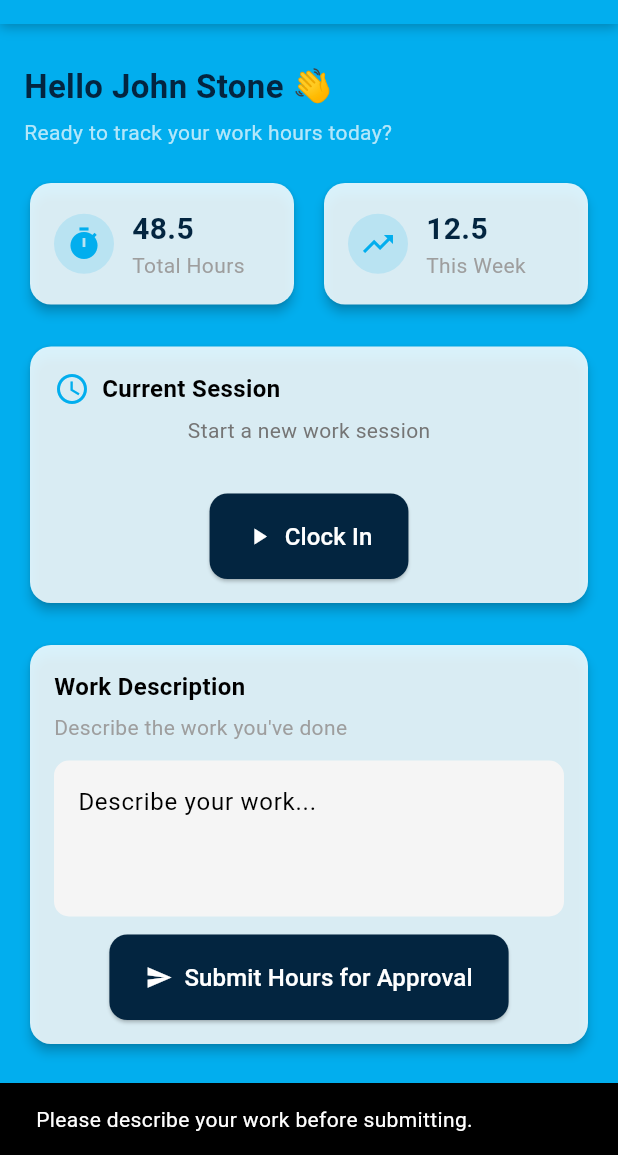
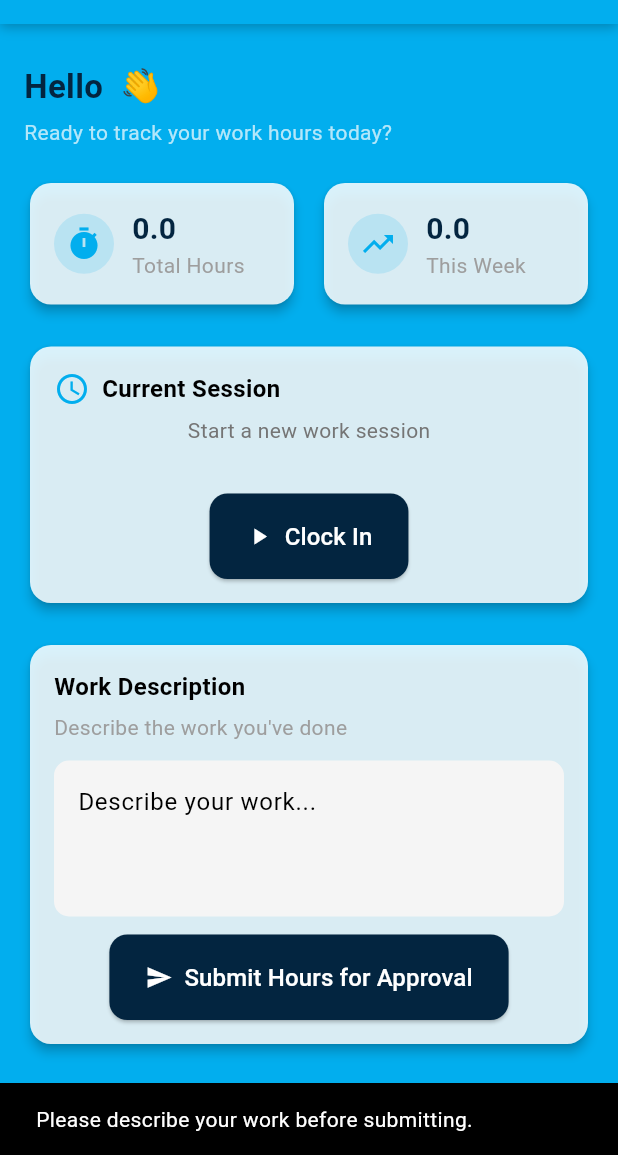
Before and after one commit to kamaugithub/workstudy, a Flutter app: the StudentDashboard screen opened directly, after a tap on "Submit Hours for Approval", on a phone screen of 412 x 824 dp, the part 81-1236 px from its top. Run offline on Flutter 3.47's test engine with Material 3 defaults, Android fonts, the phone set to English and light mode, and no system bars; our stand-ins replace cloud_firestore, firebase_auth, firebase_core, pdf, printing; missing offline and left inert: dart:html, excel; accounts and stored records are empty; Roboto replaces fonts that are missing (Segoe UI).

Commit message:
student,supervisor,admin database files.

```diff
--- /dev/null
+++ b/lib/export_helper/firestore_helper.dart
@@ -0,0 +1,34 @@
+import 'package:cloud_firestore/cloud_firestore.dart';
+import 'package:firebase_auth/firebase_auth.dart';
+
+class FirestoreHelper {
+  final FirebaseFirestore _firestore = FirebaseFirestore.instance;
+
+  /// Fetch all work sessions for the current student
+  Future<List<Map<String, dynamic>>> fetchStudentSessions() async {
+    final user = FirebaseAuth.instance.currentUser;
+    if (user == null) return [];
+
+    try {
+      final querySnapshot =
+          await _firestore
+              .collection('work_sessions')
+              .where('studentId', isEqualTo: user.uid)
+              .orderBy('timestamp', descending: true)
+              .get();
+
+      return querySnapshot.docs.map((doc) {
+        final data = doc.data();
+        return {
+          'date': data['date'] ?? '',
+          'hours': data['hours'] ?? '',
+          'status': data['status'] ?? '',
+          'description': data['description'] ?? '',
+        };
+      }).toList();
+    } catch (e) {
+      print('Error fetching student sessions: $e');
+      return [];
+    }
+  }
+}
--- a/lib/pages/signup.dart
+++ b/lib/pages/signup.dart
@@ -298,13 +298,13 @@ class _SignUpPageState extends State<SignUpPage> {
                     TextFormField(
                       controller: idController,
                       decoration: _inputDecoration(
-                        "Unique  Number",
-                        hint: "Enter assigned ID (e.g. 21-03008 or 45/456)",
+                        "ID  Number",
+                        hint: "Enter assigned ID number(e.g. 21-03008 or 45/456)",
                       ),
                       keyboardType: TextInputType.text, // allows -, /
                       validator: (value) {
                         if (value == null || value.isEmpty) {
-                          return "Enter your assigned number";
+                          return "Enter your ID number";
                         }
 
                         if (!RegExp(r'^[0-9\-/]+$').hasMatch(value)) {
--- a/lib/pages/studentdashboard.dart
+++ b/lib/pages/studentdashboard.dart
@@ -1,18 +1,15 @@
 import 'dart:async';
-import 'dart:typed_data'; // New: Added for handling byte lists
+import 'dart:typed_data';
+import 'package:workstudy/export_helper/firestore_helper.dart';
+import 'package:flutter/foundation.dart' show kIsWeb;
 import 'package:flutter/material.dart';
-import 'package:flutter/foundation.dart'
-    show kIsWeb; // New: To check if running on web
 import 'package:intl/intl.dart';
+import 'package:firebase_auth/firebase_auth.dart';
+import 'package:cloud_firestore/cloud_firestore.dart';
 import 'package:excel/excel.dart' as excel;
 import 'package:pdf/widgets.dart' as pw;
-import 'package:pdf/pdf.dart';
-import 'package:printing/printing.dart';
+
 import 'package:workstudy/export_helper/save_file_other.dart';
-// REMOVED: import 'dart:io'; (Not supported on web)
-// REMOVED: import 'package:path_provider/path_provider.dart'; (Handled in helper)
-
-// ✅ Conditional import: This line imports the correct file system logic for the platform
 import 'package:workstudy/export_helper/save_file_web.dart'
     if (dart.library.io) 'package:workstudy/export_helper/save_file_other.dart';
 import 'package:workstudy/pages/login.dart';
@@ -31,33 +28,13 @@ class _StudentDashboardState extends State<StudentDashboard>
   String comment = "";
   late Timer timer;
   DateTime startTime = DateTime.now();
-  // ✅ FIX: Moved selectedTab to the State class to manage its state correctly
   String selectedActivityTab = 'pending';
 
-  final String studentName = "John Stone";
-  final double totalHoursWorked = 48.5;
-  final double thisWeekHours = 12.5;
+  String studentName = "";
+  double totalHoursWorked = 0.0;
+  double thisWeekHours = 0.0;
 
-  final List<Map<String, dynamic>> recentActivities = [
-    {
-      "date": "2024-01-15",
-      "hours": 4,
-      "status": "approved",
-      "description": "Library cataloging",
-    },
-    {
-      "date": "2024-01-14",
-      "hours": 3.5,
-      "status": "pending",
-      "description": "Computer lab maintenance",
-    },
-    {
-      "date": "2024-01-12",
-      "hours": 5,
-      "status": "declined",
-      "description": "Student registration assistance",
-    },
-  ];
+  List<Map<String, dynamic>> recentActivities = [];
 
   late AnimationController _titleController;
   late Animation<double> _horizontalMovement;
@@ -77,6 +54,9 @@ class _StudentDashboardState extends State<StudentDashboard>
     _verticalMovement = Tween<double>(begin: -2, end: 2).animate(
       CurvedAnimation(parent: _titleController, curve: Curves.easeInOut),
     );
+
+    _loadStudentData();
+    _loadRecentActivities();
   }
 
   @override
@@ -84,6 +64,81 @@ class _StudentDashboardState extends State<StudentDashboard>
     _titleController.dispose();
     if (timer.isActive) timer.cancel();
     super.dispose();
+  }
+
+  Future<void> _loadStudentData() async {
+    final user = FirebaseAuth.instance.currentUser;
+    if (user == null) return;
+
+    final doc =
+        await FirebaseFirestore.instance
+            .collection('users')
+            .doc(user.uid)
+            .get();
+    if (!doc.exists) return;
+
+    final data = doc.data()!;
+    setState(() {
+      studentName = data['name'] ?? "Student";
+    });
+
+    // Calculate totals from work_sessions collection
+    final sessionsQuery =
+        await FirebaseFirestore.instance
+            .collection('work_sessions')
+            .where('studentId', isEqualTo: user.uid)
+            .get();
+
+    double total = 0.0;
+    double weekTotal = 0.0;
+    final now = DateTime.now();
+
+    for (var session in sessionsQuery.docs) {
+      final hoursStr = session['hours'] ?? "00:00:00";
+      final parts = hoursStr.split(":");
+      double hours = 0;
+      if (parts.length == 3) {
+        hours =
+            int.parse(parts[0]) +
+            int.parse(parts[1]) / 60 +
+            int.parse(parts[2]) / 3600;
+      }
+      total += hours;
+
+      final date = DateTime.tryParse(session['date'] ?? "") ?? now;
+      if (date.isAfter(now.subtract(const Duration(days: 7)))) {
+        weekTotal += hours;
+      }
+    }
+
+    setState(() {
+      totalHoursWorked = total;
+      thisWeekHours = weekTotal;
+    });
+  }
+
+  Future<void> _loadRecentActivities() async {
+    final user = FirebaseAuth.instance.currentUser;
+    if (user == null) return;
+
+    final query =
+        await FirebaseFirestore.instance
+            .collection('work_sessions')
+            .where('studentId', isEqualTo: user.uid)
+            .orderBy('timestamp', descending: true)
+            .get();
+
+    setState(() {
+      recentActivities =
+          query.docs.map((doc) {
+            return {
+              "date": doc['date'] ?? '',
+              "hours": doc['hours'] ?? '',
+              "status": doc['status'] ?? '',
+              "description": doc['description'] ?? '',
+            };
+          }).toList();
+    });
   }
 
   void handleClockIn() {
@@ -124,7 +179,7 @@ class _StudentDashboardState extends State<StudentDashboard>
     return "${twoDigits(duration.inHours)}:$twoDigitMinutes:$twoDigitSeconds";
   }
 
-  void handleSubmitHours() {
+  Future<void> handleSubmitHours() async {
     if (comment.trim().isEmpty) {
       ScaffoldMessenger.of(context).showSnackBar(
         const SnackBar(
@@ -133,19 +188,73 @@ class _StudentDashboardState extends State<StudentDashboard>
       );
       return;
     }
-    setState(() => comment = "");
+
+    try {
+      final user = FirebaseAuth.instance.currentUser;
+      if (user == null) return;
+
+      final studentDoc =
+          await FirebaseFirestore.instance
+              .collection('users')
+              .doc(user.uid)
+              .get();
+      if (!studentDoc.exists) return;
+      final department = studentDoc['department'];
+
+      final supervisorQuery =
+          await FirebaseFirestore.instance
+              .collection('users')
+              .where('role', isEqualTo: 'supervisor')
+              .where('department', isEqualTo: department)
+              .limit(1)
+              .get();
+
+      if (supervisorQuery.docs.isEmpty) {
         ScaffoldMessenger.of(context).showSnackBar(
-      const SnackBar(content: Text("Hours Submitted for Supervisor Approval.")),
+          const SnackBar(
+            content: Text("No supervisor found for your department."),
+          ),
         );
-    // Here you can send workedTime, startTime, and description to the supervisor
+        return;
       }
 
-  // 🔄 UPDATED: EXPORT EXCEL (Now works on Web and Mobile/Desktop)
+      final supervisorId = supervisorQuery.docs.first.id;
+
+      await FirebaseFirestore.instance.collection('work_sessions').add({
+        'studentId': user.uid,
+        'supervisorId': supervisorId,
+        'department': department,
+        'date': DateFormat('yyyy-MM-dd').format(DateTime.now()),
+        'hours': currentSessionDuration,
+        'description': comment.trim(),
+        'status': 'pending',
+        'timestamp': FieldValue.serverTimestamp(),
+      });
+
+      setState(() {
+        comment = "";
+        isSessionActive = false;
+        currentSessionDuration = "00:00:00";
+      });
+      if (timer.isActive) timer.cancel();
+      _loadRecentActivities();
+      _loadStudentData();
+
+      ScaffoldMessenger.of(context).showSnackBar(
+        const SnackBar(
+          content: Text("Hours submitted for supervisor approval."),
+        ),
+      );
+    } catch (e) {
+      ScaffoldMessenger.of(
+        context,
+      ).showSnackBar(SnackBar(content: Text("Error submitting hours: $e")));
+    }
+  }
+
   Future<void> exportExcel() async {
     final workbook = excel.Excel.createExcel();
     final sheet = workbook['Report'];
-
-    // Add header row (must use CellValue objects)
     sheet.appendRow([
       excel.TextCellValue("Date"),
       excel.TextCellValue("Hours"),
@@ -153,7 +262,6 @@ class _StudentDashboardState extends State<StudentDashboard>
       excel.TextCellValue("Description"),
     ]);
 
-    // Add data rows
     for (var activity in recentActivities) {
       sheet.appendRow([
         excel.TextCellValue(activity["date"] ?? ''),
@@ -170,11 +278,9 @@ class _StudentDashboardState extends State<StudentDashboard>
     String message;
 
     if (kIsWeb) {
-      // 🌐 Web: Triggers a browser download using saveFileWeb helper
       saveFileWeb(Uint8List.fromList(bytes), fileName);
       message = "✅ Excel file download initiated.";
     } else {
-      // 📱 Desktop/Mobile: Writes to the device's file system using saveFileOther helper
       final path = await saveFileOther(Uint8List.fromList(bytes), fileName);
       message = "✅ Excel exported to: $path";
     }
@@ -184,7 +290,6 @@ class _StudentDashboardState extends State<StudentDashboard>
     ).showSnackBar(SnackBar(content: Text(message)));
   }
 
-  // 🔄 UPDATED: EXPORT PDF (Now works on Web and Mobile/Desktop)
   Future<void> exportPDF() async {
     final pdf = pw.Document();
     pdf.addPage(
@@ -223,11 +328,9 @@ class _StudentDashboardState extends State<StudentDashboard>
     String message;
 
     if (kIsWeb) {
-      // 🌐 Web: Triggers a browser download using saveFileWeb helper
       saveFileWeb(bytes, fileName);
       message = "✅ PDF file download initiated.";
     } else {
-      // 📱 Desktop/Mobile: Writes to the device's file system using saveFileOther helper
       final path = await saveFileOther(bytes, fileName);
       message = "✅ PDF exported to: $path";
     }
@@ -247,7 +350,6 @@ class _StudentDashboardState extends State<StudentDashboard>
       body: SafeArea(
         child: Column(
           children: [
-            // 🔹 Fixed Animated Header
             Container(
               height: 70,
               padding: const EdgeInsets.symmetric(horizontal: 16),
@@ -266,8 +368,8 @@ class _StudentDashboardState extends State<StudentDashboard>
                   Center(
                     child: AnimatedBuilder(
                       animation: _titleController,
-                      builder: (context, child) {
-                        return Transform.translate(
+                      builder:
+                          (context, child) => Transform.translate(
                             offset: Offset(
                               _horizontalMovement.value,
                               _verticalMovement.value,
@@ -281,8 +383,7 @@ class _StudentDashboardState extends State<StudentDashboard>
                                 letterSpacing: 0.5,
                               ),
                             ),
-                        );
-                      },
+                          ),
                     ),
                   ),
                   Align(
@@ -301,8 +402,6 @@ class _StudentDashboardState extends State<StudentDashboard>
                 ],
               ),
             ),
-
-            // 🔹 Scrollable Content
             Expanded(
               child: SingleChildScrollView(
                 physics: const BouncingScrollPhysics(),
@@ -328,7 +427,6 @@ class _StudentDashboardState extends State<StudentDashboard>
                       style: TextStyle(color: Colors.white70),
                     ),
                     const SizedBox(height: 20),
-
                     Row(
                       children: [
                         Expanded(
@@ -336,7 +434,7 @@ class _StudentDashboardState extends State<StudentDashboard>
                             delay: 200,
                             child: _buildStatCard(
                               "Total Hours",
-                              totalHoursWorked.toString(),
+                              totalHoursWorked.toStringAsFixed(1),
                               Icons.timer,
                             ),
                           ),
@@ -347,7 +445,7 @@ class _StudentDashboardState extends State<StudentDashboard>
                             delay: 300,
                             child: _buildStatCard(
                               "This Week",
-                              thisWeekHours.toString(),
+                              thisWeekHours.toStringAsFixed(1),
                               Icons.trending_up,
                             ),
                           ),
@@ -355,7 +453,6 @@ class _StudentDashboardState extends State<StudentDashboard>
                       ],
                     ),
                     const SizedBox(height: 20),
-
                     _fadeSlideIn(
                       delay: 400,
                       child: _buildClockCard(primaryColor, accentColor),
@@ -391,15 +488,14 @@ class _StudentDashboardState extends State<StudentDashboard>
       tween: Tween<double>(begin: 0, end: 1),
       duration: Duration(milliseconds: 700 + delay),
       curve: Curves.easeOut,
-      builder: (context, value, _) {
-        return Opacity(
+      builder:
+          (context, value, _) => Opacity(
             opacity: value,
             child: Transform.translate(
               offset: Offset(0, 30 * (1 - value)),
               child: child,
             ),
-        );
-      },
+          ),
     );
   }
 
@@ -491,7 +587,6 @@ class _StudentDashboardState extends State<StudentDashboard>
                 ),
               ),
             const SizedBox(height: 16),
-            // ⭐ CHANGE: Removed minimumSize for smaller horizontal length
             ElevatedButton.icon(
               onPressed: isSessionActive ? handleClockOut : handleClockIn,
               style: ElevatedButton.styleFrom(
@@ -499,7 +594,6 @@ class _StudentDashboardState extends State<StudentDashboard>
                 shape: RoundedRectangleBorder(
                   borderRadius: BorderRadius.circular(12),
                 ),
-                // Add horizontal padding to control button size
                 padding: const EdgeInsets.symmetric(
                   horizontal: 24,
                   vertical: 17,
@@ -559,7 +653,6 @@ class _StudentDashboardState extends State<StudentDashboard>
               ),
             ),
             const SizedBox(height: 12),
-            // ⭐ CHANGE: Removed minimumSize for smaller horizontal length, wrapped in Center
             Center(
               child: ElevatedButton.icon(
                 onPressed: handleSubmitHours,
@@ -568,7 +661,6 @@ class _StudentDashboardState extends State<StudentDashboard>
                   shape: RoundedRectangleBorder(
                     borderRadius: BorderRadius.circular(12),
                   ),
-                  // Add horizontal padding to control button size
                   padding: const EdgeInsets.symmetric(
                     horizontal: 24,
                     vertical: 17,
@@ -587,7 +679,6 @@ class _StudentDashboardState extends State<StudentDashboard>
     );
   }
 
-  // ✅ FIXED: Removed StatefulBuilder and directly used setState for the main State class.
   Widget _buildActivityCard(Color primaryColor, Color accentColor) {
     List<Map<String, dynamic>> filteredActivities =
         recentActivities
@@ -602,7 +693,6 @@ class _StudentDashboardState extends State<StudentDashboard>
         padding: const EdgeInsets.all(16),
         child: Column(
           children: [
-            // Header
             Row(
               children: [
                 Icon(Icons.history, color: accentColor),
@@ -614,8 +704,6 @@ class _StudentDashboardState extends State<StudentDashboard>
               ],
             ),
             const SizedBox(height: 12),
-
-            // Tabs (Pending | Approved | Declined)
             Row(
               mainAxisAlignment: MainAxisAlignment.spaceEvenly,
               children: [
@@ -640,11 +728,8 @@ class _StudentDashboardState extends State<StudentDashboard>
               ],
             ),
             const SizedBox(height: 12),
-
-            // Scrollable Activities - Wrapped in SizedBox for a fixed height within the card
-            // which prevents layout issues when in a SingleChildScrollView
             SizedBox(
-              height: 200, // Fixed height for the list to function correctly
+              height: 200,
               child:
                   filteredActivities.isEmpty
                       ? const Center(
@@ -745,7 +830,6 @@ class _StudentDashboardState extends State<StudentDashboard>
     );
   }
 
-  // Helper widget for tabs
   Widget _buildTabButton({
     required String label,
     required Color color,
```
Also changed, not shown: pubspec.yaml (+12 -0 lines). Lines whose indentation alone changed are shown as unchanged.
